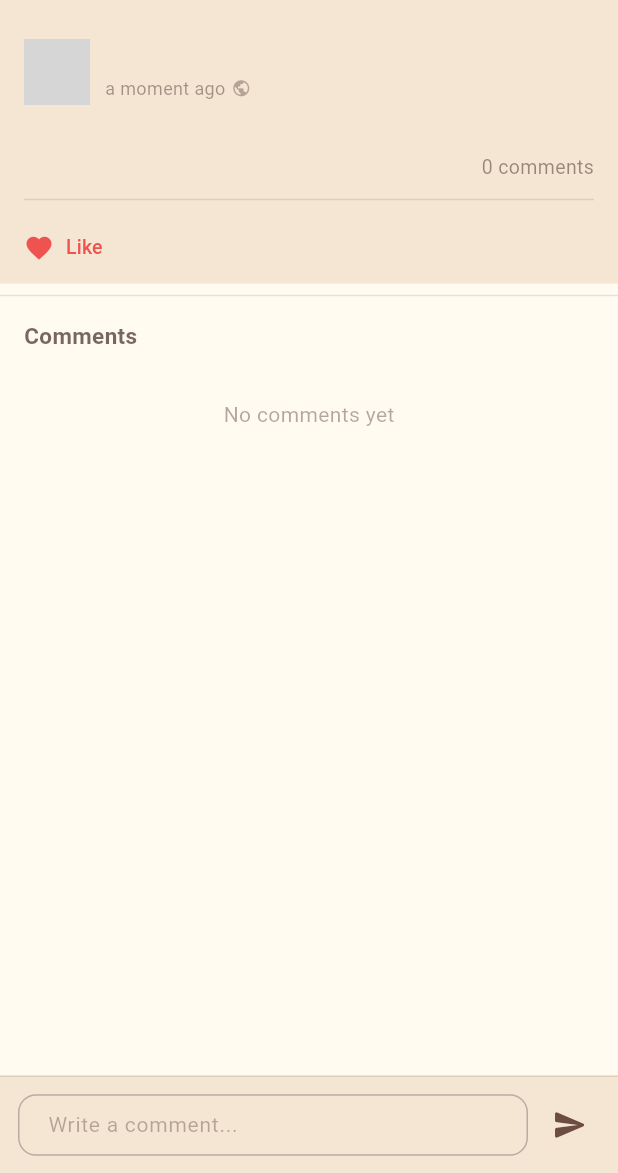
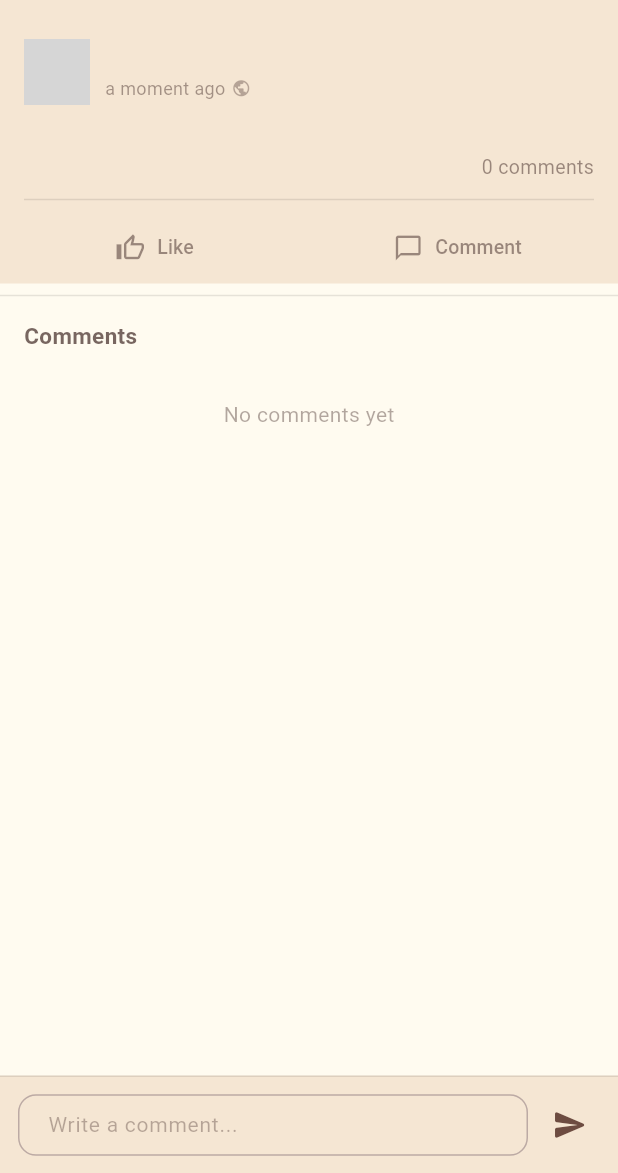
Before and after one commit to AlexFSTT/Binde, a Flutter app: the PostDetailScreen screen opened directly with empty values, after a tap on "Like", on a phone screen of 412 x 824 dp, the part 63-1236 px from its top. Run offline on Flutter 3.47's test engine with Material 3 defaults, Android fonts, the phone set to English and light mode, and no system bars; our stand-ins replace firebase_core, firebase_messaging, flutter_local_notifications, flutter_riverpod, image_picker, share_plus and 4 more; missing offline and left inert: encrypt; accounts and stored records are empty; network calls fail; grey boxes are pictures that could not be loaded.

Commit message:
feat: implement reaction system for posts with improved handling and UI updates

```diff
--- a/lib/screens/feed/post_detail_screen.dart
+++ b/lib/screens/feed/post_detail_screen.dart
@@ -51,20 +51,30 @@ class _PostDetailScreenState extends State<PostDetailScreen> {
     }
   }
 
-  Future<void> _toggleLike() async {
+  Future<void> _setReaction(String reactionType) async {
+    final oldReaction = _post.myReaction;
+    final isRemove = oldReaction == reactionType;
+
+    final newCounts = Map<String, int>.from(_post.reactionCounts);
+    if (oldReaction != null) {
+      newCounts[oldReaction] = (newCounts[oldReaction] ?? 1) - 1;
+      if (newCounts[oldReaction]! <= 0) newCounts.remove(oldReaction);
+    }
+    if (!isRemove) {
+      newCounts[reactionType] = (newCounts[reactionType] ?? 0) + 1;
+    }
+    final newTotal = newCounts.values.fold(0, (a, b) => a + b);
+
     setState(() {
       _post = _post.copyWith(
-        isLikedByMe: !_post.isLikedByMe,
-        likeCount: _post.isLikedByMe
-            ? _post.likeCount - 1
-            : _post.likeCount + 1,
+        myReaction: isRemove ? null : reactionType,
+        clearMyReaction: isRemove,
+        reactionCounts: newCounts,
+        totalReactions: newTotal,
       );
     });
 
-    final success = await _feedService.toggleLike(_post.id);
-    if (!success && mounted) {
-      setState(() => _post = widget.post);
-    }
+    await _feedService.setReaction(_post.id, reactionType);
   }
 
   Future<void> _sendComment() async {
@@ -294,16 +304,26 @@ class _PostDetailScreenState extends State<PostDetailScreen> {
             ),
           ],
 
-          // Like count + action
+          // Reaction count + comments
           Padding(
             padding: const EdgeInsets.fromLTRB(16, 12, 16, 4),
             child: Row(
               children: [
-                if (_post.likeCount > 0) ...[
-                  Icon(Icons.favorite, size: 16, color: Colors.red[400]),
+                if (_post.totalReactions > 0) ...[
+                  // Stacked emoji badges
+                  ...() {
+                    final sorted = _post.reactionCounts.entries.toList()
+                      ..sort((a, b) => b.value.compareTo(a.value));
+                    return sorted.take(3).map((e) =>
+                      Padding(
+                        padding: const EdgeInsets.only(right: 2),
+                        child: Text(ReactionType.emoji(e.key), style: const TextStyle(fontSize: 14)),
+                      ),
+                    );
+                  }(),
                   const SizedBox(width: 4),
                   Text(
-                    '${_post.likeCount}',
+                    '${_post.totalReactions}',
                     style: TextStyle(
                       color: colorScheme.onSurface.withValues(alpha: 0.5),
                       fontSize: 13,
@@ -312,7 +332,7 @@ class _PostDetailScreenState extends State<PostDetailScreen> {
                 ],
                 const Spacer(),
                 Text(
-                  '${_post.commentCount} comment${_post.commentCount == 1 ? '' : 's'}',
+                  '${_post.commentCount} ${_post.commentCount == 1 ? context.tr('comment_singular') : context.tr('comment_plural')}',
                   style: TextStyle(
                     color: colorScheme.onSurface.withValues(alpha: 0.5),
                     fontSize: 13,
@@ -328,27 +348,52 @@ class _PostDetailScreenState extends State<PostDetailScreen> {
             color: colorScheme.outline.withValues(alpha: 0.1),
           ),
 
-          // Like button
+          // Reaction button
           Padding(
             padding: const EdgeInsets.symmetric(horizontal: 4),
+            child: Row(
+              children: [
+                Expanded(
                   child: TextButton.icon(
-              onPressed: _toggleLike,
-              icon: Icon(
-                _post.isLikedByMe ? Icons.favorite : Icons.favorite_border,
+                    onPressed: () => _setReaction(_post.myReaction ?? 'like'),
+                    icon: _post.myReaction != null
+                        ? Text(ReactionType.emoji(_post.myReaction!), style: const TextStyle(fontSize: 18))
+                        : Icon(
+                            Icons.thumb_up_outlined,
                             size: 20,
-                color: _post.isLikedByMe
-                    ? Colors.red[400]
-                    : colorScheme.onSurface.withValues(alpha: 0.5),
+                            color: colorScheme.onSurface.withValues(alpha: 0.5),
                           ),
                     label: Text(
-                'Like',
+                      _post.myReaction != null
+                          ? ReactionType.label(_post.myReaction!)
+                          : context.tr('like'),
                       style: TextStyle(
-                  color: _post.isLikedByMe
-                      ? Colors.red[400]
+                        color: _post.myReaction != null
+                            ? Colors.blue
                             : colorScheme.onSurface.withValues(alpha: 0.5),
                         fontSize: 13,
                       ),
                     ),
+                  ),
+                ),
+                Expanded(
+                  child: TextButton.icon(
+                    onPressed: () => _commentFocus.requestFocus(),
+                    icon: Icon(
+                      Icons.chat_bubble_outline,
+                      size: 20,
+                      color: colorScheme.onSurface.withValues(alpha: 0.5),
+                    ),
+                    label: Text(
+                      context.tr('comment'),
+                      style: TextStyle(
+                        color: colorScheme.onSurface.withValues(alpha: 0.5),
+                        fontSize: 13,
+                      ),
+                    ),
+                  ),
+                ),
+              ],
             ),
           ),
         ],
--- a/lib/services/feed_service.dart
+++ b/lib/services/feed_service.dart
@@ -252,7 +252,7 @@ class FeedService {
 
   /// Quick like toggle (backward compat)
   Future<bool> toggleLike(String postId) async {
-    final result = await setReaction(postId, 'like');
+    await setReaction(postId, 'like');
     return true;
   }
 
```
Also changed, not shown: lib/screens/feed/feed_screen.dart (+7 -9 lines), lib/screens/feed/user_posts_screen.dart (+33 -16 lines). Lines whose indentation alone changed are shown as unchanged.
